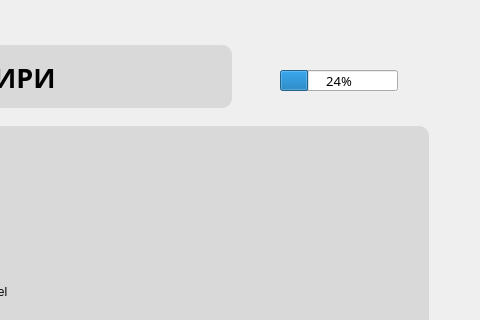
Old version of the form ui/QuestionsLiri.ui in the repository xamlo721/PsychologyTestApp; both pictures show x 520 to 1000 and y 0 to 320 of the 1000 by 600 pixel window.
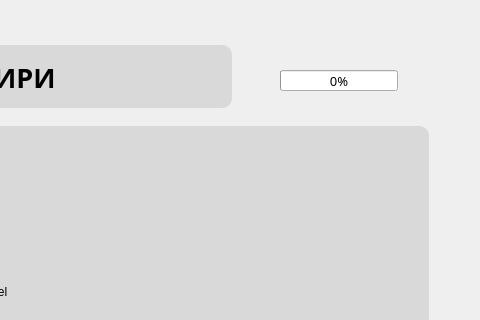
New version of the form. Icons and pictures are not drawn.

The edit to the form file:
```diff
--- a/ui/QuestionsLiri.ui
+++ b/ui/QuestionsLiri.ui
@@ -223,7 +223,7 @@
     <string notr="true"/>
    </property>
    <property name="value">
-    <number>24</number>
+    <number>0</number>
    </property>
   </widget>
  </widget>
```
